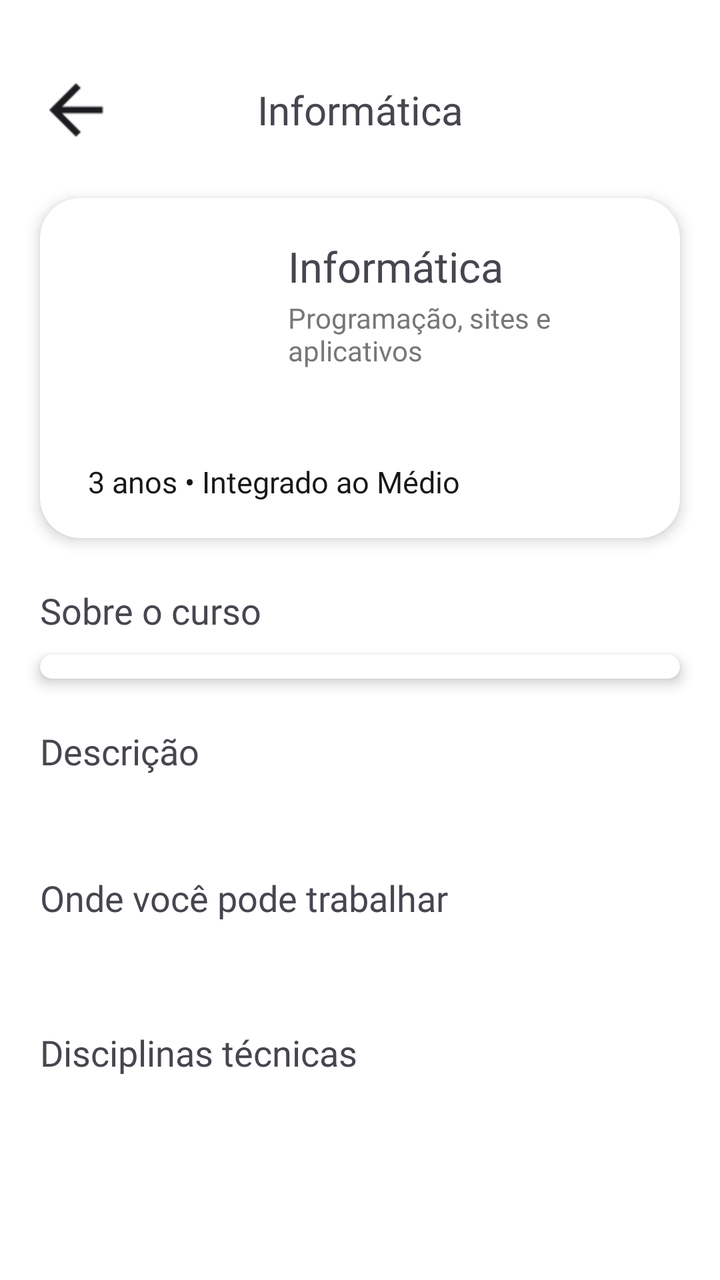
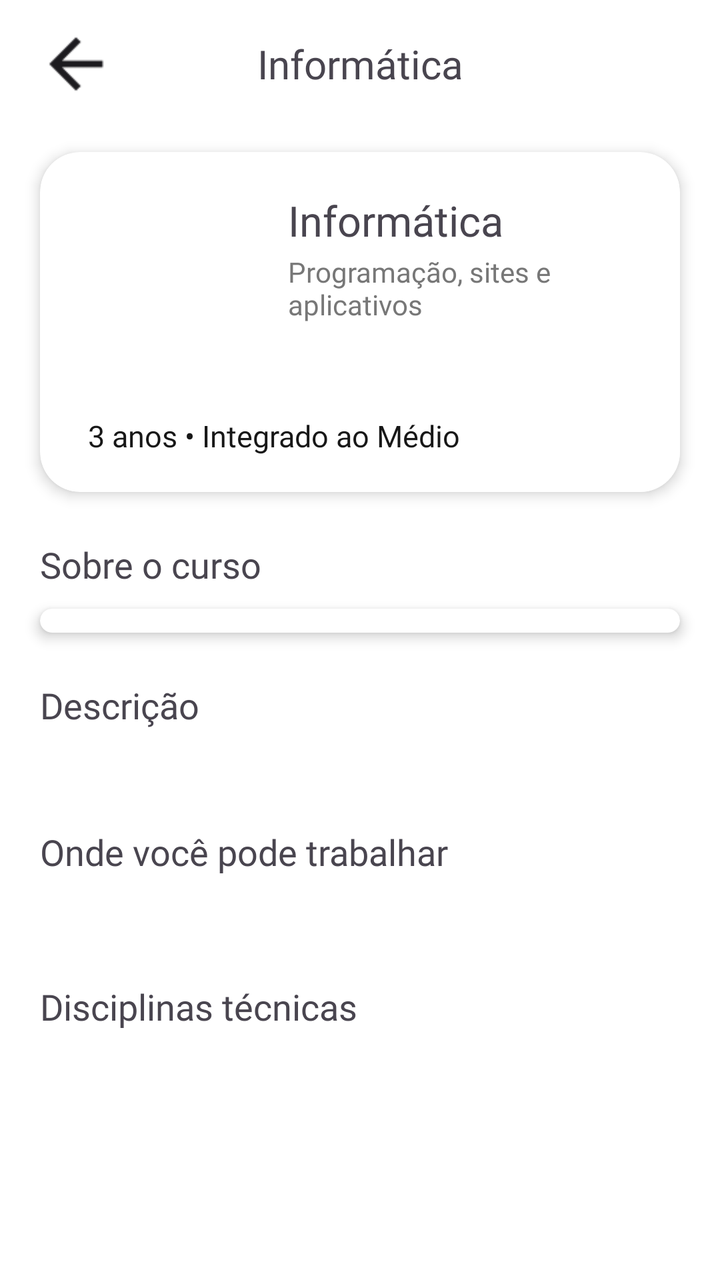

Compare the two renders of this Android layout. The source of the first and the diff that turns it into the second are given below.
<!-- AndroidManifest.xml: application theme Theme.MeuFuturoAgora -->
<!-- res/layout/activity_curso_detalhe.xml -->
<?xml version="1.0" encoding="utf-8"?>
<androidx.constraintlayout.widget.ConstraintLayout xmlns:android="http://schemas.android.com/apk/res/android"
    xmlns:app="http://schemas.android.com/apk/res-auto"
    xmlns:tools="http://schemas.android.com/tools"
    android:id="@+id/main"
    android:layout_width="match_parent"
    android:layout_height="match_parent"
    android:background="@android:color/white"
    tools:context=".CursoDetalheActivity">

    
    
    

    <ImageView
        android:id="@+id/btnVoltar"
        android:layout_width="40dp"
        android:layout_height="40dp"
        android:layout_marginStart="18dp"
        android:layout_marginTop="35dp"
        android:contentDescription="Voltar"
        android:scaleType="centerInside"
        android:src="@drawable/seta_voltar"
        app:layout_constraintStart_toStartOf="parent"
        app:layout_constraintTop_toTopOf="parent" />

    <TextView
        android:id="@+id/tvTituloTela"
        android:layout_width="0dp"
        android:layout_height="50dp"
        android:layout_marginStart="64dp"
        android:layout_marginEnd="64dp"
        android:ellipsize="end"
        android:fontFamily="@font/poppins_bold"
        android:gravity="center"
        android:maxLines="1"
        android:text="Informática"
        android:textSize="20sp"
        app:layout_constraintBottom_toBottomOf="@id/btnVoltar"
        app:layout_constraintEnd_toEndOf="parent"
        app:layout_constraintStart_toStartOf="parent"
        app:layout_constraintTop_toTopOf="@id/btnVoltar" />

    <androidx.core.widget.NestedScrollView
        android:layout_width="0dp"
        android:layout_height="0dp"
        android:layout_marginTop="8dp"
        android:clipToPadding="false"
        app:layout_constraintBottom_toBottomOf="parent"
        app:layout_constraintEnd_toEndOf="parent"
        app:layout_constraintStart_toStartOf="parent"
        app:layout_constraintTop_toBottomOf="@id/btnVoltar">

        <LinearLayout
            android:layout_width="match_parent"
            android:layout_height="wrap_content"
            android:clipChildren="false"
            android:clipToPadding="false"
            android:orientation="vertical"
            android:paddingBottom="48dp">

            
            
            

            <include
                android:id="@+id/cardDestaque"
                layout="@layout/item_card_curso" />

            
            
            

            <TextView
                android:id="@+id/tvSecaoSobre"
                style="@style/TituloSecaoCurso"
                android:text="Sobre o curso" />

            <com.google.android.material.card.MaterialCardView
                android:layout_width="match_parent"
                android:layout_height="wrap_content"
                android:layout_marginStart="20dp"
                android:layout_marginTop="10dp"
                android:layout_marginEnd="20dp"
                app:cardBackgroundColor="@android:color/white"
                app:cardCornerRadius="18dp"
                app:cardElevation="4dp"
                app:strokeWidth="0dp">

                <LinearLayout
                    android:id="@+id/containerInfos"
                    android:layout_width="match_parent"
                    android:layout_height="wrap_content"
                    android:orientation="vertical"
                    android:paddingStart="16dp"
                    android:paddingTop="6dp"
                    android:paddingEnd="16dp"
                    android:paddingBottom="6dp" />

            </com.google.android.material.card.MaterialCardView>

            
            
            

            <TextView
                android:id="@+id/tvSecaoDescricao"
                style="@style/TituloSecaoCurso"
                android:text="Descrição" />

            <TextView
                android:id="@+id/tvDescricaoCurso"
                android:layout_width="match_parent"
                android:layout_height="wrap_content"
                android:layout_marginStart="20dp"
                android:layout_marginTop="6dp"
                android:layout_marginEnd="20dp"
                android:fontFamily="@font/poppins_regular"
                android:lineSpacingMultiplier="1.15"
                android:textColor="#303030"
                android:textSize="14sp" />

            
            
            

            <TextView
                android:id="@+id/tvSecaoTrabalho"
                style="@style/TituloSecaoCurso"
                android:text="Onde você pode trabalhar" />

            <TextView
                android:id="@+id/tvIntroTrabalho"
                android:layout_width="match_parent"
                android:layout_height="wrap_content"
                android:layout_marginStart="20dp"
                android:layout_marginTop="6dp"
                android:layout_marginEnd="20dp"
                android:fontFamily="@font/poppins_regular"
                android:lineSpacingMultiplier="1.15"
                android:textColor="#303030"
                android:textSize="14sp" />

            <LinearLayout
                android:id="@+id/containerTrabalho"
                android:layout_width="match_parent"
                android:layout_height="wrap_content"
                android:layout_marginStart="20dp"
                android:layout_marginTop="4dp"
                android:layout_marginEnd="20dp"
                android:orientation="vertical" />

            
            
            

            <TextView
                android:id="@+id/tvSecaoDisciplinas"
                style="@style/TituloSecaoCurso"
                android:text="Disciplinas técnicas" />

            <TextView
                android:id="@+id/tvObsDisciplinas"
                android:layout_width="match_parent"
                android:layout_height="wrap_content"
                android:layout_marginStart="20dp"
                android:layout_marginTop="4dp"
                android:layout_marginEnd="20dp"
                android:fontFamily="@font/poppins_regular"
                android:textColor="@color/texto_cinza"
                android:textSize="13sp"
                android:visibility="gone" />

            
            <LinearLayout
                android:id="@+id/containerDisciplinas"
                android:layout_width="match_parent"
                android:layout_height="wrap_content"
                android:clipChildren="false"
                android:clipToPadding="false"
                android:orientation="vertical"
                android:paddingStart="20dp"
                android:paddingEnd="20dp"
                android:paddingBottom="8dp" />

        </LinearLayout>

    </androidx.core.widget.NestedScrollView>

</androidx.constraintlayout.widget.ConstraintLayout>
<!-- res/layout/item_card_curso.xml (included above) -->
<?xml version="1.0" encoding="utf-8"?>
<androidx.cardview.widget.CardView xmlns:android="http://schemas.android.com/apk/res/android"
    xmlns:app="http://schemas.android.com/apk/res-auto"
    android:id="@+id/cardCurso"
    android:layout_width="match_parent"
    android:layout_height="wrap_content"
    android:layout_marginStart="20dp"
    android:layout_marginTop="16dp"
    android:layout_marginEnd="20dp"
    android:clickable="true"
    android:focusable="true"
    android:foreground="?attr/selectableItemBackground"
    app:cardCornerRadius="20dp"
    app:cardElevation="4dp">

    <FrameLayout
        android:layout_width="match_parent"
        android:layout_height="wrap_content">

        
        <ImageView
            android:id="@+id/imgCurvaCurso"
            android:layout_width="match_parent"
            android:layout_height="match_parent"
            android:importantForAccessibility="no"
            android:scaleType="fitXY"
            android:src="@drawable/bg_curva_curso" />

        <androidx.constraintlayout.widget.ConstraintLayout
            android:layout_width="match_parent"
            android:layout_height="wrap_content"
            android:minHeight="170dp"
            android:paddingStart="24dp"
            android:paddingEnd="20dp">

            
            <FrameLayout
                android:id="@+id/circuloCurso"
                android:layout_width="82dp"
                android:layout_height="82dp"
                android:layout_marginTop="20dp"
                android:background="@drawable/bg_circulo_branco"
                app:layout_constraintStart_toStartOf="parent"
                app:layout_constraintTop_toTopOf="parent">

                <ImageView
                    android:id="@+id/imgIconeCurso"
                    android:layout_width="40dp"
                    android:layout_height="40dp"
                    android:layout_gravity="center"
                    android:background="@drawable/bg_quadrado_arredondado"
                    android:importantForAccessibility="no"
                    android:padding="7dp"
                    android:src="@drawable/ic_curso_informatica" />

            </FrameLayout>

            
            <TextView
                android:id="@+id/tvNomeCurso"
                android:layout_width="0dp"
                android:layout_height="wrap_content"
                android:layout_marginStart="18dp"
                android:fontFamily="@font/poppins_bold"
                android:lineSpacingMultiplier="0.9"
                android:text="Informática"
                android:textSize="21sp"
                app:layout_constraintEnd_toEndOf="parent"
                app:layout_constraintStart_toEndOf="@id/circuloCurso"
                app:layout_constraintTop_toTopOf="@id/circuloCurso" />

            
            <TextView
                android:id="@+id/tvResumoCurso"
                android:layout_width="0dp"
                android:layout_height="wrap_content"
                android:layout_marginStart="18dp"
                android:layout_marginTop="2dp"
                android:fontFamily="@font/poppins_regular"
                android:text="Programação, sites e aplicativos"
                android:textColor="#777777"
                android:textSize="14sp"
                app:layout_constraintEnd_toEndOf="parent"
                app:layout_constraintStart_toEndOf="@id/circuloCurso"
                app:layout_constraintTop_toBottomOf="@id/tvNomeCurso" />

            <androidx.constraintlayout.widget.Barrier
                android:id="@+id/barreiraTopoCurso"
                android:layout_width="wrap_content"
                android:layout_height="wrap_content"
                app:barrierDirection="bottom"
                app:constraint_referenced_ids="circuloCurso,tvResumoCurso" />

            
            <TextView
                android:id="@+id/tvInfoCurso"
                android:layout_width="wrap_content"
                android:layout_height="wrap_content"
                android:layout_marginTop="14dp"
                android:layout_marginBottom="18dp"
                app:layout_constraintTop_toBottomOf="@id/barreiraTopoCurso"
                app:layout_constraintVertical_bias="1"
                android:fontFamily="@font/poppins_bold"
                android:text="3 anos • Integrado ao Médio"
                android:textColor="@color/texto_escuro"
                android:textSize="15sp"
                app:layout_constraintBottom_toBottomOf="parent"
                app:layout_constraintStart_toStartOf="parent" />

        </androidx.constraintlayout.widget.ConstraintLayout>

    </FrameLayout>

</androidx.cardview.widget.CardView>
<!-- resources referenced by this layout -->
<resources>
  <color name="texto_cinza">#777777</color>
  <color name="texto_escuro">#171717</color>
  <!-- drawable bg_circulo_branco (drawable) -->
  <?xml version="1.0" encoding="utf-8"?>
  <shape xmlns:android="http://schemas.android.com/apk/res/android"
      android:shape="oval">
  
      <solid android:color="#FFFFFF" />
  
  </shape>
  <!-- drawable bg_curva_curso (drawable) -->
  <?xml version="1.0" encoding="utf-8"?>
  <vector xmlns:android="http://schemas.android.com/apk/res/android"
      android:width="360dp"
      android:height="150dp"
      android:viewportWidth="360"
      android:viewportHeight="150">
  
      <path
          android:fillColor="#FFFFFF"
          android:pathData="
              M 180,150
              C 196,98 238,66 292,62
              C 318,60 342,66 360,74
              L 360,150
              Z" />
  
  </vector>
  <!-- drawable bg_quadrado_arredondado (drawable) -->
  <?xml version="1.0" encoding="utf-8"?>
  <shape xmlns:android="http://schemas.android.com/apk/res/android"
      android:shape="rectangle">
  
      <solid android:color="#FFFFFF" />
      <corners android:radius="10dp" />
  
  </shape>
  <!-- drawable ic_curso_informatica (drawable) -->
  <?xml version="1.0" encoding="utf-8"?>
  <vector xmlns:android="http://schemas.android.com/apk/res/android"
      android:width="24dp"
      android:height="24dp"
      android:viewportWidth="24"
      android:viewportHeight="24">
  
      <path
          android:fillColor="@android:color/transparent"
          android:strokeColor="#FFFFFF"
          android:strokeWidth="2"
          android:strokeLineCap="round"
          android:strokeLineJoin="round"
          android:pathData="M4,4 L20,4 C20.6,4 21,4.4 21,5 L21,15 C21,15.6 20.6,16 20,16 L4,16 C3.4,16 3,15.6 3,15 L3,5 C3,4.4 3.4,4 4,4 Z M12,16 L12,20 M8,20 L16,20" />
  
      <path
          android:fillColor="@android:color/transparent"
          android:strokeColor="#FFFFFF"
          android:strokeWidth="1.6"
          android:strokeLineCap="round"
          android:strokeLineJoin="round"
          android:pathData="M9.5,7.8 L7.5,10 L9.5,12.2 M14.5,7.8 L16.5,10 L14.5,12.2" />
  
  </vector>
  <!-- drawable seta_voltar: png bitmap (drawable, 265 bytes) -->
  <style name="TituloSecaoCurso">
          <item name="android:layout_width">wrap_content</item>
          <item name="android:layout_height">wrap_content</item>
          <item name="android:layout_marginStart">20dp</item>
          <item name="android:layout_marginTop">24dp</item>
          <item name="android:layout_marginEnd">20dp</item>
          <item name="android:fontFamily">@font/poppins_bold</item>
          <item name="android:textSize">18sp</item>
      </style>
  <style name="Theme.MeuFuturoAgora" parent="Base.Theme.MeuFuturoAgora" />
  <style name="Base.Theme.MeuFuturoAgora" parent="Theme.Material3.DayNight.NoActionBar">
          <item name="android:navigationBarColor">@android:color/transparent</item>
      </style>
</resources>

<!-- the commit's change to res/layout/activity_curso_detalhe.xml (unified diff, before → after) -->
@@ -17,7 +17,7 @@
         android:layout_width="40dp"
         android:layout_height="40dp"
         android:layout_marginStart="18dp"
-        android:layout_marginTop="35dp"
+        android:layout_marginTop="12dp"
         android:contentDescription="Voltar"
         android:scaleType="centerInside"
         android:src="@drawable/seta_voltar"
